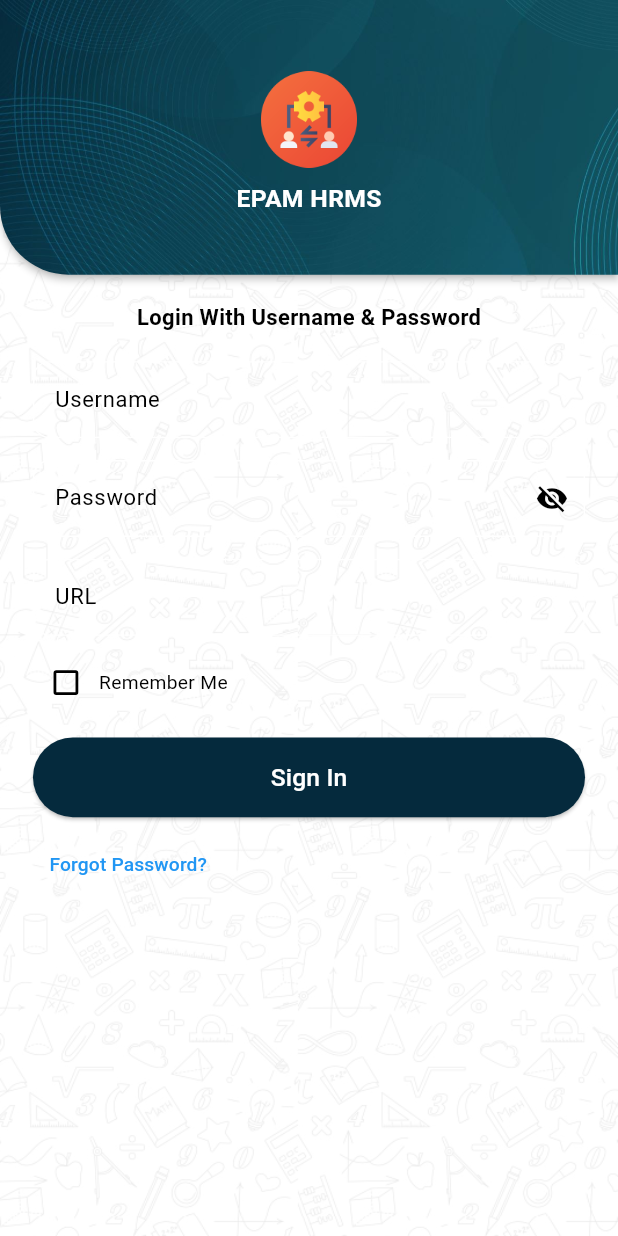
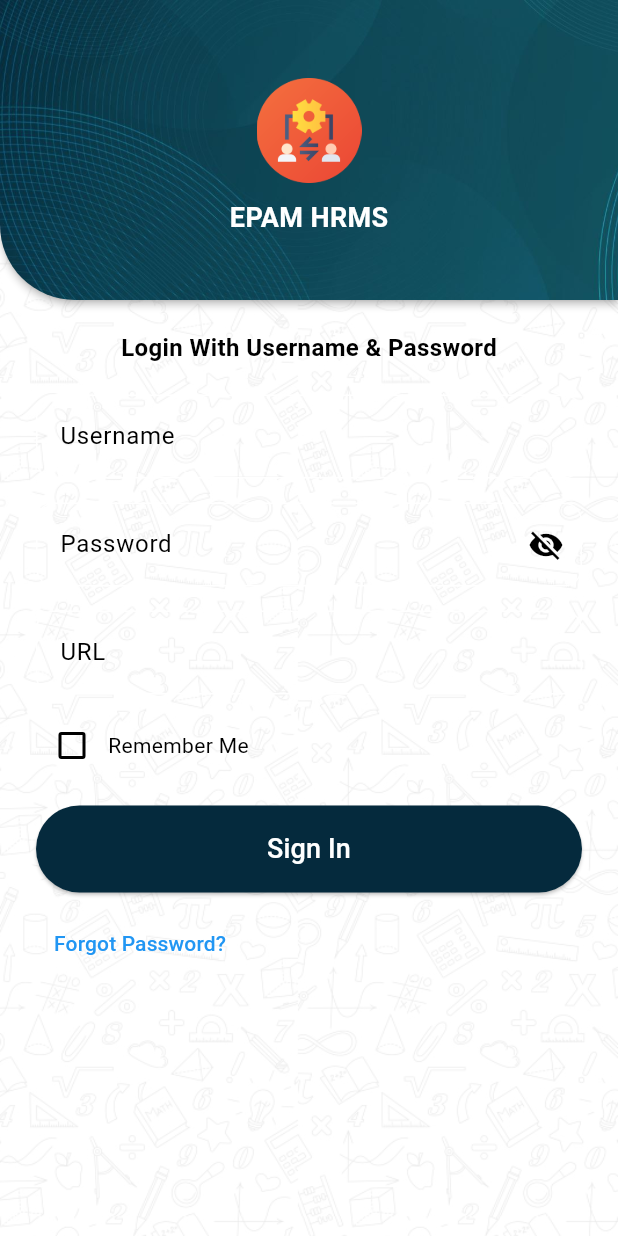
Before and after one commit to imamit29/hrms_projectx, a Flutter app: the screen it shows after launch, after a tap on "Sign In", on a phone screen of 412 x 824 dp. Run offline on Flutter 3.47's test engine with Material 3 defaults, Android fonts, the phone set to English and light mode, and no system bars; our stand-ins replace fluttertoast, shared_preferences.

Commit message:
updated with latest flutter & dart versions.

```diff
--- a/lib/extras/globalFunctions.dart
+++ b/lib/extras/globalFunctions.dart
@@ -1,6 +1,5 @@
 import 'package:flutter/material.dart';
 import 'package:fluttertoast/fluttertoast.dart';
-import 'package:get/get.dart';
 
 openPageNoBack(context, screenName) {
   Navigator.pushAndRemoveUntil<dynamic>(
--- a/lib/main.dart
+++ b/lib/main.dart
@@ -3,7 +3,6 @@
 import 'package:hrms_project/extras/Constants.dart';
 import 'package:hrms_project/screens/LoginScreen.dart';
 import 'package:hrms_project/screens/NavigatorScreen.dart';
-import 'package:responsive_framework/responsive_framework.dart';
 import 'package:shared_preferences/shared_preferences.dart';
 
 Future<void> main() async {
@@ -22,20 +21,6 @@
         primary: const Color.fromRGBO(5, 42, 61, 1),
         secondary: const Color.fromRGBO(4, 46, 62, 0.10), // Secondary color
       ),
-    ),
-    builder: (context, child) => ResponsiveWrapper.builder(
-        BouncingScrollWrapper.builder(context, child!),
-        maxWidth: 1200,
-        minWidth: 450,
-        defaultScale: true,
-        breakpoints: [
-          const ResponsiveBreakpoint.resize(450, name: MOBILE),
-          const ResponsiveBreakpoint.autoScale(800, name: TABLET),
-          const ResponsiveBreakpoint.autoScale(1000, name: TABLET),
-          const ResponsiveBreakpoint.resize(1200, name: DESKTOP),
-          const ResponsiveBreakpoint.autoScale(2460, name: "4K"),
-        ],
-        background: Container(color: const Color(0xFFF5F5F5))
     ),
     routes: <String, WidgetBuilder>{
       '/LoginScreen': (BuildContext context) => LoginScreen(),
```
Also changed, not shown: pubspec.yaml (+7 -11 lines), pubspec.lock, 9 other files.
